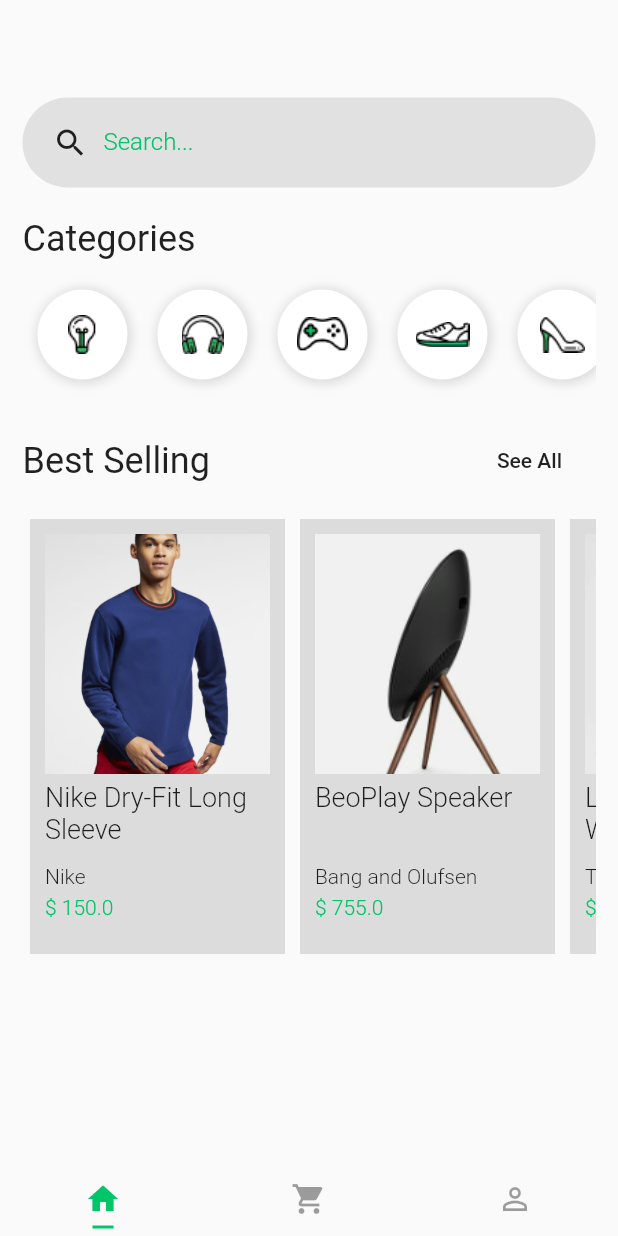
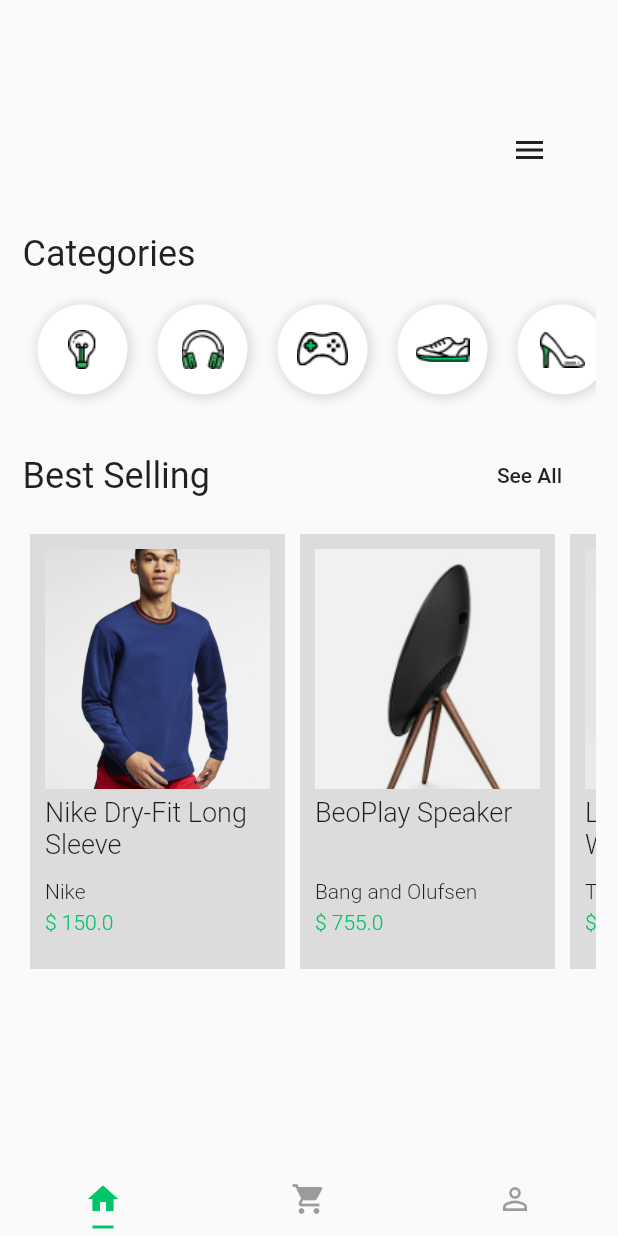
Before and after one commit to Douglas-code/shopping_app, a Flutter app: the screen it shows after launch, on a phone screen of 412 x 824 dp. Run offline on Flutter 3.47's test engine with Material 2 defaults, Android fonts, the phone set to English and light mode, and no system bars.

Commit message:
Adicionando animação no search box

```diff
--- /dev/null
+++ b/lib/Widgets/animated-input.widget.dart
@@ -0,0 +1,104 @@
+import 'package:flutter/material.dart';
+
+class AnimatedInput extends StatelessWidget {
+  final AnimationController controller;
+  final Animation<Color> containerColorAnim;
+  final Animation<double> containerOpacityAnim;
+  final Animation<double> containerBorderRadiusAnim;
+  final Animation<double> containerSizeAnim;
+
+  AnimatedInput({this.controller})
+      : containerOpacityAnim = Tween(
+          begin: 0.0,
+          end: 1.0,
+        ).animate(
+          CurvedAnimation(
+            parent: controller,
+            curve: Interval(0.7, 0.9),
+          ),
+        ),
+        containerSizeAnim = Tween(
+          begin: 60.0,
+          end: 280.0,
+        ).animate(
+          CurvedAnimation(
+            parent: controller,
+            curve: Interval(0.2, 0.3),
+          ),
+        ),
+        containerBorderRadiusAnim = Tween(
+          begin: 0.0,
+          end: 30.0,
+        ).animate(
+          CurvedAnimation(
+            parent: controller,
+            curve: Interval(0.25, 0.4),
+          ),
+        ),
+        containerColorAnim = ColorTween(
+          begin: Colors.white.withOpacity(0),
+          end: Colors.black12,
+        ).animate(
+          CurvedAnimation(
+            parent: controller,
+            curve: Interval(0.0, 0.25),
+          ),
+        );
+
+  @override
+  Widget build(BuildContext context) {
+    return AnimatedBuilder(
+      builder: _animate,
+      animation: controller,
+    );
+  }
+
+  Widget _animate(context, child) {
+    return Container(
+      height: 60,
+      decoration: BoxDecoration(
+        color: containerColorAnim.value,
+        borderRadius: BorderRadius.all(
+          Radius.circular(
+            containerBorderRadiusAnim.value,
+          ),
+        ),
+      ),
+      margin: EdgeInsets.all(5),
+      width: containerSizeAnim.value,
+      child: Opacity(
+        opacity: containerOpacityAnim.value,
+        child: Row(
+          children: <Widget>[
+            SizedBox(
+              width: 20,
+            ),
+            Icon(Icons.search),
+            SizedBox(
+              width: 20,
+            ),
+            Container(
+              width: 200,
+              child: TextFormField(
+                keyboardType: TextInputType.text,
+                decoration: InputDecoration(
+                  border: InputBorder.none,
+                  labelText: "Search...",
+                  labelStyle: TextStyle(
+                    color: Theme.of(context).primaryColor,
+                    fontWeight: FontWeight.w300,
+                    fontSize: 16,
+                  ),
+                ),
+                style: TextStyle(
+                  fontSize: 20,
+                  color: Theme.of(context).primaryColor,
+                ),
+              ),
+            ),
+          ],
+        ),
+      ),
+    );
+  }
+}
--- a/lib/Widgets/search-box.widget.dart
+++ b/lib/Widgets/search-box.widget.dart
@@ -1,4 +1,6 @@
 import 'package:flutter/material.dart';
+
+import 'animated-input.widget.dart';
 
 class SearchBox extends StatefulWidget {
   @override
@@ -8,6 +10,7 @@ class SearchBox extends StatefulWidget {
 class _SearchBoxState extends State<SearchBox>
     with SingleTickerProviderStateMixin {
   AnimationController _controller;
+  bool menuOpened = false;
 
   @override
   void initState() {
@@ -29,42 +32,24 @@ class _SearchBoxState extends State<SearchBox>
 
   @override
   Widget build(BuildContext context) {
-    return Container(
-      height: 60,
-      padding: EdgeInsets.only(
-        left: 20,
-      ),
-      child: Row(
-        children: <Widget>[
-          Icon(Icons.search),
-          Container(
-            width: 200,
-            padding: EdgeInsets.only(left: 10),
-            child: TextFormField(
-              keyboardType: TextInputType.text,
-              decoration: InputDecoration(
-                border: InputBorder.none,
-                labelText: "Search...",
-                labelStyle: TextStyle(
-                  color: Theme.of(context).primaryColor,
-                  fontWeight: FontWeight.w300,
-                  fontSize: 16,
-                ),
-              ),
-              style: TextStyle(
-                fontSize: 20,
-                color: Theme.of(context).primaryColor,
-              ),
-            ),
+    return Row(
+      mainAxisAlignment: MainAxisAlignment.spaceBetween,
+      children: <Widget>[
+        AnimatedInput(
+          controller: _controller,
+        ),
+        FlatButton(
+          onPressed: () {
+            !menuOpened ? _controller.forward() : _controller.reverse();
+            menuOpened = !menuOpened;
+          },
+          child: AnimatedIcon(
+            icon: AnimatedIcons.menu_close,
+            progress: _controller,
+            semanticLabel: "Open Menu",
           ),
-        ],
-      ),
-      decoration: BoxDecoration(
-        color: Colors.black.withOpacity(0.1),
-        borderRadius: BorderRadius.all(
-          Radius.circular(128),
         ),
-      ),
+      ],
     );
   }
 }
```
